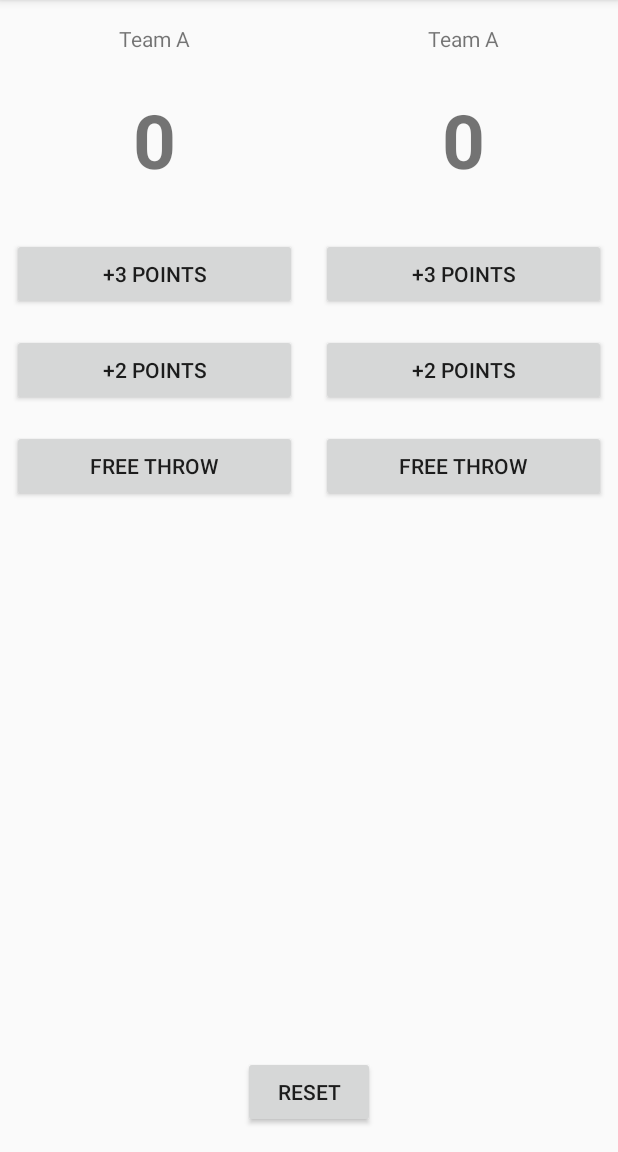
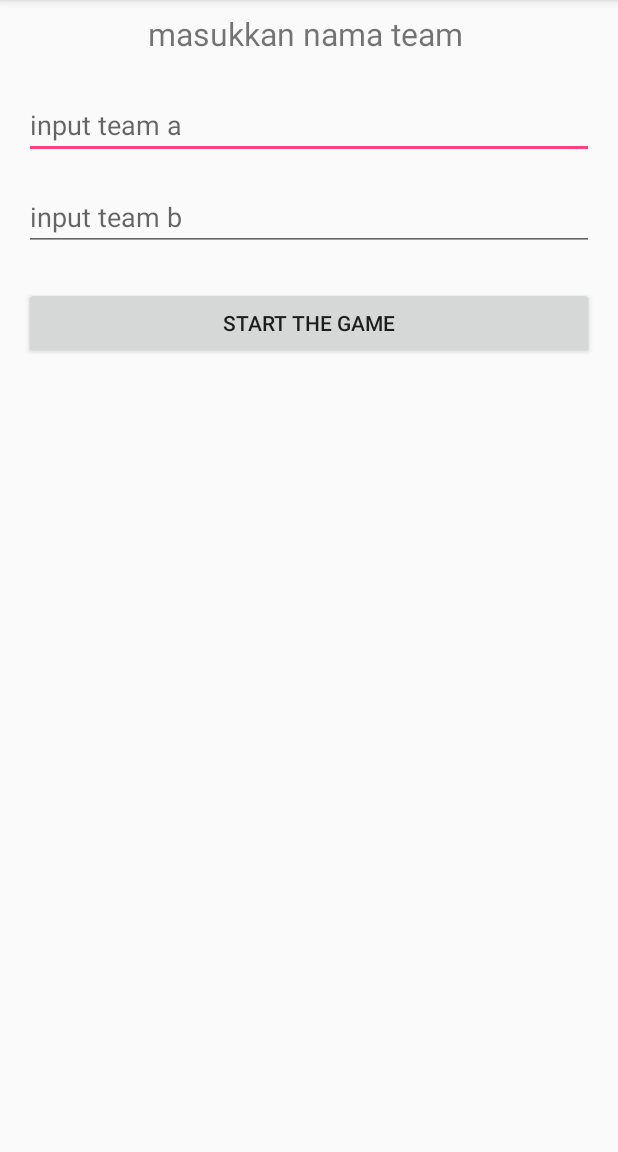
Before and after one commit to agung-ap/court-count, an Android app: the screen it shows after launch (MainActivity before the commit, CourtCount after it), on a phone screen of 412 x 824 dp, the part 84-1236 px from its top. Run offline under Robolectric (Android 15) with nearby library versions, the phone set to English and light mode, and no system bars; our stand-ins replace ButterKnife.

Commit message:
add intent feature

```diff
--- a/app/build.gradle
+++ b/app/build.gradle
@@ -24,9 +24,9 @@ dependencies {
     androidTestCompile('com.android.support.test.espresso:espresso-core:2.2.2', {
         exclude group: 'com.android.support', module: 'support-annotations'
     })
+
     compile 'com.android.support:appcompat-v7:26.+'
     compile 'com.android.support.constraint:constraint-layout:1.0.2'
-
     compile 'com.jakewharton:butterknife:7.0.1'
     testCompile 'junit:junit:4.12'
 }
--- a/app/src/main/AndroidManifest.xml
+++ b/app/src/main/AndroidManifest.xml
@@ -10,6 +10,9 @@
         android:supportsRtl="true"
         android:theme="@style/AppTheme">
         <activity android:name=".MainActivity">
+
+        </activity>
+        <activity android:name=".CourtCount">
             <intent-filter>
                 <action android:name="android.intent.action.MAIN" />
 
--- /dev/null
+++ b/app/src/main/java/id/developer/agungaprian/hitungscore/CourtCount.java
@@ -0,0 +1,43 @@
+package id.developer.agungaprian.hitungscore;
+
+import android.content.Intent;
+import android.os.Bundle;
+import android.support.v7.app.AppCompatActivity;
+import android.view.View;
+import android.widget.Button;
+import android.widget.EditText;
+
+import butterknife.Bind;
+import butterknife.ButterKnife;
+
+public class CourtCount extends AppCompatActivity {
+    @Bind(R.id.start_button)
+    Button startTheGame;
+    @Bind(R.id.nama_team_a)
+    EditText namaTeamA;
+    @Bind(R.id.nama_team_b)
+    EditText namaTeamB;
+
+    @Override
+    protected void onCreate(Bundle savedInstanceState) {
+        super.onCreate(savedInstanceState);
+        setContentView(R.layout.activity_court_count);
+
+        ButterKnife.bind(this);
+
+        startTheGame();
+    }
+
+    public void startTheGame(){
+        startTheGame.setOnClickListener(new View.OnClickListener() {
+            @Override
+            public void onClick(View view) {
+                Intent intent = new Intent(CourtCount.this,MainActivity.class);
+                intent.putExtra("team_a",String.valueOf(namaTeamA.getText().toString().trim()));
+                intent.putExtra("team_b",String.valueOf(namaTeamB.getText().toString().trim()));
+
+                startActivity(intent);
+            }
+        });
+    }
+}
--- a/app/src/main/java/id/developer/agungaprian/hitungscore/MainActivity.java
+++ b/app/src/main/java/id/developer/agungaprian/hitungscore/MainActivity.java
@@ -1,7 +1,7 @@
 package id.developer.agungaprian.hitungscore;
 
+import android.os.Bundle;
 import android.support.v7.app.AppCompatActivity;
-import android.os.Bundle;
 import android.view.View;
 import android.widget.Button;
 import android.widget.TextView;
@@ -11,18 +11,23 @@ import butterknife.ButterKnife;
 
 public class MainActivity extends AppCompatActivity {
     @Bind(R.id.plus_3_a)
-    private Button plus3TeamA;
+    Button plus3TeamA;
     @Bind(R.id.plus_2_a)
-    private Button plus2TeamA;
+    Button plus2TeamA;
     @Bind(R.id.plus_1_a)
-    private Button  freeThrowTeamA;
+    Button  freeThrowTeamA;
 
     @Bind(R.id.plus_3_b)
-    private Button plus3TeamB;
+    Button plus3TeamB;
     @Bind(R.id.plus_2_b)
-    private Button plus2TeamB;
+    Button plus2TeamB;
     @Bind(R.id.plus_1_b)
-    private Button freeThrowTeamB;
+    Button freeThrowTeamB;
+
+    @Bind(R.id.team_a)
+    TextView namaTeamA;
+    @Bind(R.id.team_b)
+    TextView namaTeamB;
 
     private Button resetScore;
     private TextView scoreTeamA , scoreTeamB;
@@ -51,6 +56,11 @@ public class MainActivity extends AppCompatActivity {
                 scoreTeamB.setText(String.valueOf(scoreB));
             }
         });
+
+        //display nama team
+        Bundle bundle = getIntent().getExtras();
+        namaTeamA.setText((CharSequence) bundle.get("team_a"));
+        namaTeamB.setText((CharSequence) bundle.get("team_b"));
 
         setScoreTeamA();
         setScoreTeamB();
--- /dev/null
+++ b/app/src/main/res/layout/activity_court_count.xml
@@ -0,0 +1,50 @@
+<?xml version="1.0" encoding="utf-8"?>
+<LinearLayout
+    xmlns:android="http://schemas.android.com/apk/res/android"
+    xmlns:tools="http://schemas.android.com/tools"
+    android:layout_width="match_parent"
+    android:layout_height="match_parent"
+    android:orientation="vertical"
+    tools:context="id.developer.agungaprian.hitungscore.CourtCount">
+
+    <TextView
+        android:layout_width="match_parent"
+        android:layout_height="wrap_content"
+        android:layout_marginRight="8dp"
+        android:layout_marginLeft="8dp"
+        android:layout_marginBottom="16dp"
+        android:layout_marginTop="8dp"
+        android:text="masukkan nama team "
+        android:textSize="21sp"
+        android:textAlignment="center"/>
+
+    <EditText
+        android:id="@+id/nama_team_a"
+        android:layout_width="match_parent"
+        android:layout_height="wrap_content"
+        android:layout_marginRight="16dp"
+        android:layout_marginLeft="16dp"
+        android:layout_marginBottom="8dp"
+        android:layout_marginTop="8dp"
+        android:hint="input team a"/>
+
+    <EditText
+        android:id="@+id/nama_team_b"
+        android:layout_width="match_parent"
+        android:layout_height="wrap_content"
+        android:layout_marginRight="16dp"
+        android:layout_marginLeft="16dp"
+        android:layout_marginBottom="16dp"
+        android:layout_marginTop="8dp"
+        android:hint="input team b"/>
+
+    <Button
+        android:id="@+id/start_button"
+        android:layout_width="match_parent"
+        android:layout_height="wrap_content"
+        android:layout_marginRight="16dp"
+        android:layout_marginLeft="16dp"
+        android:layout_marginBottom="16dp"
+        android:layout_marginTop="8dp"
+        android:text="Start the game"/>
+</LinearLayout>
--- a/app/src/main/res/layout/activity_main.xml
+++ b/app/src/main/res/layout/activity_main.xml
@@ -20,6 +20,7 @@
             android:orientation="vertical">
 
             <TextView
+                android:id="@+id/team_a"
                 android:layout_width="match_parent"
                 android:layout_height="wrap_content"
                 android:text="Team A"
@@ -72,6 +73,7 @@
             android:orientation="vertical">
 
             <TextView
+                android:id="@+id/team_b"
                 android:layout_width="match_parent"
                 android:layout_height="wrap_content"
                 android:text="Team A"
--- a/app/src/main/res/values/strings.xml
+++ b/app/src/main/res/values/strings.xml
@@ -1,3 +1,5 @@
 <resources>
     <string name="app_name">hitung score</string>
+    <string name="team_a">team_a</string>
+    <string name="team_b">team_b</string>
 </resources>
```
